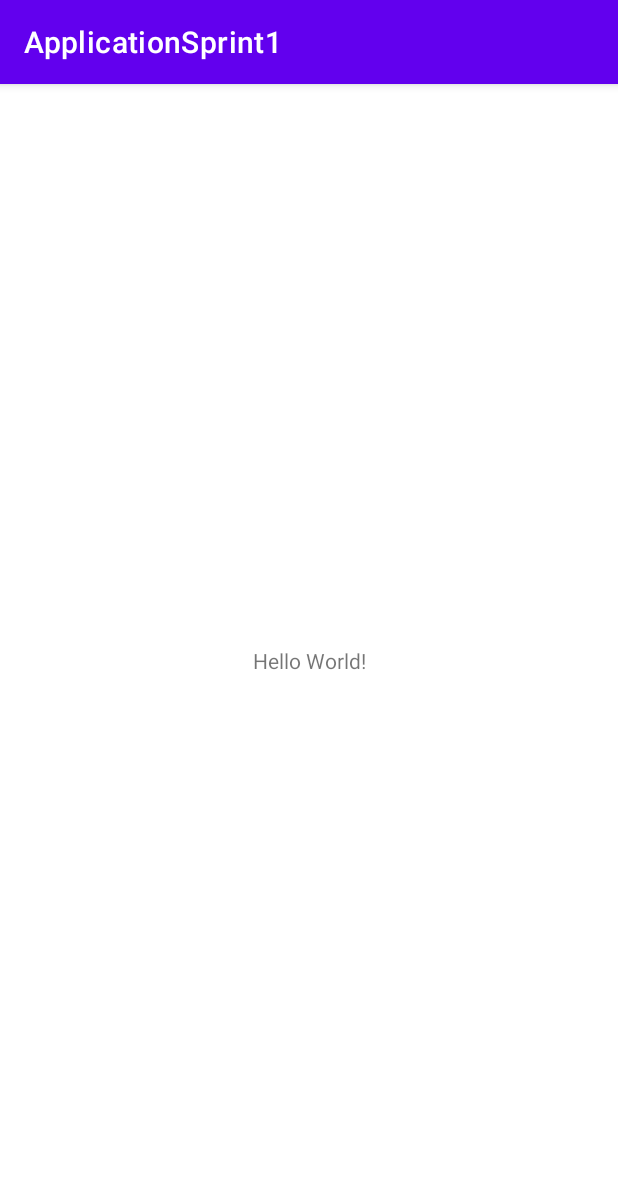
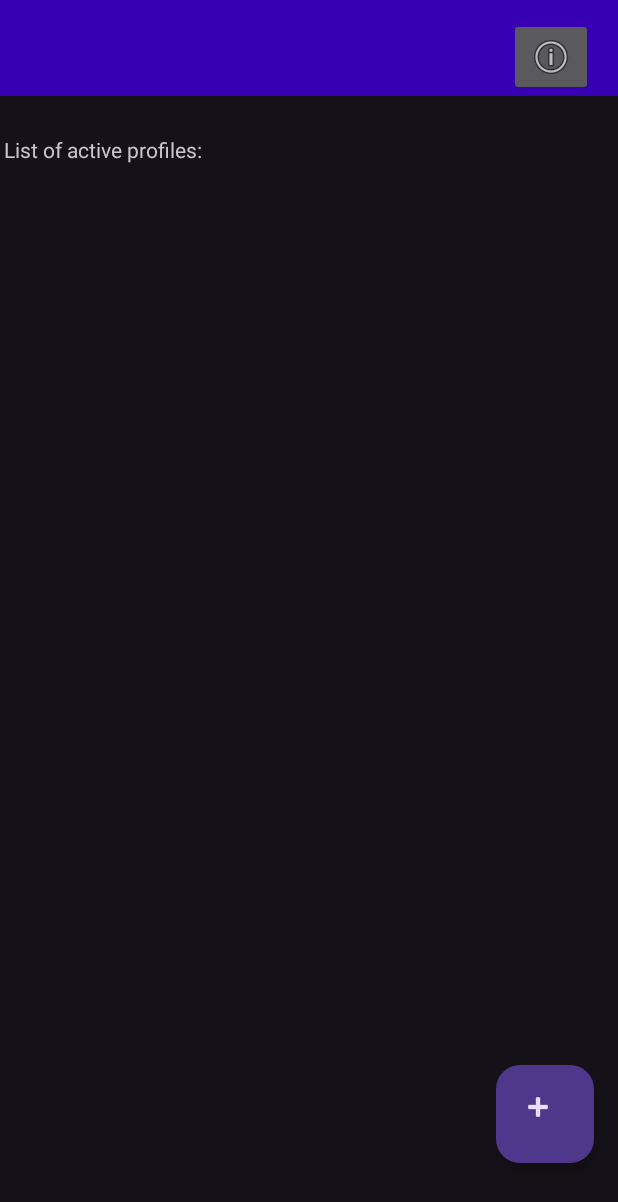
Before and after one commit to SFarhatComp/AlcoholSensor, an Android app: the screen it shows after launch (MainActivity), on a phone screen of 412 x 824 dp. Shown: the top 1202 px of the screen. Run offline under Robolectric (Android 15) with nearby library versions, the phone set to English and light mode, and no system bars; our stand-ins replace Room's generated code.

Commit message:
Prelim code , with squeleton for the db created and a main activity setup

```diff
--- a/app/src/main/AndroidManifest.xml
+++ b/app/src/main/AndroidManifest.xml
@@ -10,7 +10,7 @@
         android:label="@string/app_name"
         android:roundIcon="@mipmap/ic_launcher_round"
         android:supportsRtl="true"
-        android:theme="@style/Theme.ApplicationSprint1"
+        android:theme="@style/Theme.Material3.Dark.NoActionBar"
         tools:targetApi="31">
         <activity
             android:name=".MainActivity"
--- a/app/src/main/java/com/example/applicationsprint1/MainActivity.java
+++ b/app/src/main/java/com/example/applicationsprint1/MainActivity.java
@@ -1,14 +1,80 @@
 package com.example.applicationsprint1;
 
 import androidx.appcompat.app.AppCompatActivity;
+import androidx.recyclerview.widget.RecyclerView;
 
 import android.os.Bundle;
+import android.view.View;
+import android.widget.ImageButton;
+import android.widget.TextView;
+
+import com.example.applicationsprint1.database.AppDatabase;
+import com.google.android.material.floatingactionbutton.FloatingActionButton;
 
 public class MainActivity extends AppCompatActivity {
+
+    protected ImageButton DisplayButton_;
+    protected FloatingActionButton FragmentButton_;
+    protected RecyclerView ListViewOfProfile;
+    protected TextView InformationDisplays;
+    //protected CustomRecyclerViewAdapter customRecyclerViewAdapter;
+    protected AppDatabase db;
+
+
+
 
     @Override
     protected void onCreate(Bundle savedInstanceState) {
         super.onCreate(savedInstanceState);
         setContentView(R.layout.activity_main);
+        SetUp(); // This function call for the init of the variables
+
+
+
+
+
     }
+
+
+
+
+
+
+void SetUp(){
+        // set the variables equal to the correct items in the layout ;
+        DisplayButton_= findViewById(R.id.DisplayButton);
+        FragmentButton_=findViewById(R.id.FragmentButton);
+        ListViewOfProfile=findViewById(R.id.ListViewer);
+        InformationDisplays=findViewById(R.id.InformationDisplayer);
+        db = AppDatabase.CreateDatabase(getApplicationContext());
+};
+
+void OnClicks(){
+
+    FragmentButton_.setOnClickListener(new View.OnClickListener() {
+        @Override
+        public void onClick(View view) {
+
+
+            // This button should call a fragment that would allow a user to create a "profile:
+        }
+    });
+
+
+    DisplayButton_.setOnClickListener(new View.OnClickListener() {
+        @Override
+        public void onClick(View view) {
+
+            // The display button will allow the user to change between two different views, either the display with last name, or the display with priorities in case of emergency
+        }
+    });
+
+
+
+
 }
+
+
+
+
+}
--- a/app/src/main/java/com/example/applicationsprint1/database/AppDatabase.java
+++ b/app/src/main/java/com/example/applicationsprint1/database/AppDatabase.java
@@ -1,4 +1,51 @@
 package com.example.applicationsprint1.database;
 
-public class AppDatabase {
+import android.content.Context;
+
+import androidx.room.Database;
+import androidx.room.Room;
+import androidx.room.RoomDatabase;
+
+import com.example.applicationsprint1.database.dao.ContactsDao;
+import com.example.applicationsprint1.database.dao.DataDao;
+import com.example.applicationsprint1.database.dao.ProfileDao;
+import com.example.applicationsprint1.database.entities.contacts;
+import com.example.applicationsprint1.database.entities.data_entries;
+import com.example.applicationsprint1.database.entities.profile;
+
+@Database(entities={profile.class, contacts.class, data_entries.class},version = 1)
+
+public abstract class AppDatabase extends RoomDatabase {
+
+    private static volatile AppDatabase DataBaseInstance;
+    private static final String DatabaseName="Database_project_alcohol_sensor";
+
+    // the constructor is protected to stop people from using it
+    protected AppDatabase(){};
+
+
+    // Database creator
+    private static AppDatabase Create(Context context){
+        return Room.databaseBuilder(context,AppDatabase.class,DatabaseName).allowMainThreadQueries().build();
+
+    }
+
+    public static synchronized AppDatabase CreateDatabase(Context context){
+
+        if (DataBaseInstance==null){
+
+            DataBaseInstance=Create(context);
+        }
+
+        return DataBaseInstance;
+
+
+
+    }
+
+    public abstract ProfileDao profileDao();
+    public abstract DataDao dataDao();
+    public abstract ContactsDao contactsDao();
+
+
 }
--- a/app/src/main/java/com/example/applicationsprint1/database/dao/ContactsDao.java
+++ b/app/src/main/java/com/example/applicationsprint1/database/dao/ContactsDao.java
@@ -3,6 +3,7 @@ package com.example.applicationsprint1.database.dao;
 
 import androidx.room.Dao;
 import androidx.room.Delete;
+import androidx.room.Insert;
 import androidx.room.Query;
 
 import com.example.applicationsprint1.database.entities.contacts;
@@ -12,20 +13,33 @@ import java.util.List;
 
 @Dao
 public interface ContactsDao {
-    // This returns a list of all profile
+    // This returns a list of all contacts
     @Query("SELECT * from contact_table")
-    List<profile> getAll();
-    // This query returns a list of all profiles but sorted with the LAST NAME in Ascending order
+    List<contacts> getAll();
+
+
+    // This query returns a list of all contacts but sorted with the LAST NAME in Ascending order
     @Query("SELECT * FROM contact_table ORDER BY contact_lastname,contact_firstname ASC")
-    List<profile> getAllByLastName();
+    List<contacts> getAllByLastName();
+
+
     // This query returns a list of all contacts but sorted with the priority first then last name and first name
     @Query("SELECT * FROM contact_table ORDER BY priority_of_contact,contact_lastname,contact_firstname ASC")
-    List<profile> getAllByPriority();
-    // This returns a profile by its profile ID, will be useful to set and fetch values for a specific ID
-    @Query("SELECT * FROM profile_table WHERE profileID=:profileID ")
-    profile FindById(int profileID);
+    List<contacts> getAllByPriority();
 
+
+    // This returns a contact by its contact ID, will be useful to set and fetch values for a specific ID
+    @Query("SELECT * FROM contact_table WHERE Profile_ID=:profileID ")
+    contacts FindById(int profileID);
+
+
+
+    @Insert
+    void InsertContact(contacts... Contact);
     // Delete a contact from the database if needed
+
+
+
     @Delete
     void delete(contacts Contact);
 
--- /dev/null
+++ b/app/src/main/java/com/example/applicationsprint1/database/dao/DataDao.java
@@ -0,0 +1,48 @@
+package com.example.applicationsprint1.database.dao;
+
+
+import androidx.room.Dao;
+import androidx.room.Delete;
+import androidx.room.Insert;
+import androidx.room.Query;
+
+import com.example.applicationsprint1.database.entities.data_entries;
+
+import java.util.List;
+
+@Dao
+public interface DataDao {
+
+    // This returns a list of all datas object
+    @Query("SELECT * from data_entries_table")
+    List<data_entries> getAll();
+
+
+    // THE NEXT TWO QUERYS HAVE TO BE REVIEWED< NOTE SURE ABOUT THE QUERY ANND WHAT IT SHOUDL RETURN
+
+
+
+    // This query returns a list of data for a given profile ID. Multiple access to the data entry table that are all related  to the same profile ID.
+    @Query("SELECT * FROM data_entries_table WHERE userId=:profileId" )
+    List<data_entries> GetDataByProfileID(int profileId);
+
+
+    // This returns a specifc data OBJECT  by its data ID, will be useful to set and fetch values for a specific ID
+    @Query("SELECT * FROM data_entries_table WHERE userId=:profileID ")
+    data_entries FindById(int profileID);
+
+
+
+    // This query should return a list of data entries by a specific user ID ordered by CREATION DATE. This query has to be tested.
+    @Query("SELECT * FROM data_entries_table WHERE userId=:profileId ORDER BY Date ASC"  )
+    List<data_entries> GetDataByProfileIDAscendingDate(int profileId);
+
+
+    @Insert
+    void insertData(data_entries ... Data_);
+
+
+    // we don't want to delete data, as it could be a way for the user to trick the system .
+
+
+}
--- a/app/src/main/java/com/example/applicationsprint1/database/dao/ProfileDao.java
+++ b/app/src/main/java/com/example/applicationsprint1/database/dao/ProfileDao.java
@@ -2,6 +2,7 @@ package com.example.applicationsprint1.database.dao;
 
 import androidx.room.Dao;
 import androidx.room.Delete;
+import androidx.room.Insert;
 import androidx.room.Query;
 
 import com.example.applicationsprint1.database.entities.profile;
@@ -13,12 +14,25 @@ public interface ProfileDao {
     // This returns a list of all profile
     @Query("SELECT * from profile_table")
     List<profile> getAll();
+
+
     // This query returns a list of all profiles but sorted with the LAST NAME in Ascending order
     @Query("SELECT * FROM profile_table ORDER BY profile_LastName,profile_firstname ASC")
     List<profile> getAllByLastName();
+
+
     // This returns a profile by its profile ID, will be useful to set and fetch values for a specific ID
     @Query("SELECT * FROM profile_table WHERE profileID=:profileID ")
     profile FindById(int profileID);
+
+
+
+
+    @Insert
+    void insertProfile(profile... Profiles);
+
+
+
     //Deletes a contact from the database if needed
     @Delete
     void delete(profile Profile);
--- a/app/src/main/java/com/example/applicationsprint1/database/entities/contacts.java
+++ b/app/src/main/java/com/example/applicationsprint1/database/entities/contacts.java
@@ -13,6 +13,8 @@ public class contacts {
     public String contactFirstName;
     @ColumnInfo(name="contact_lastname")
     public String contactLastName;
+    @ColumnInfo(name = "Profile_ID")
+    public int profileID;
     @ColumnInfo(name="contact_phoneNumber")
     public int contactPhoneNumber;
     @ColumnInfo(name="contact_alternatePhoneNumber")
@@ -21,8 +23,9 @@ public class contacts {
     public int priority;
 
 
-    public contacts(int contactID, String contactFirstName, String contactLastName, int contactPhoneNumber, int alternatePhoneNumber, int priority) {
+    public contacts(int contactID,int profileID, String contactFirstName, String contactLastName, int contactPhoneNumber, int alternatePhoneNumber, int priority) {
         this.contactID = contactID;
+        this.profileID=profileID;
         this.contactFirstName = contactFirstName;
         this.contactLastName = contactLastName;
         this.contactPhoneNumber = contactPhoneNumber;
--- a/app/src/main/java/com/example/applicationsprint1/database/entities/data_entries.java
+++ b/app/src/main/java/com/example/applicationsprint1/database/entities/data_entries.java
@@ -24,9 +24,13 @@ public class data_entries {
     public String dateOfData;
 
 
-
-
-
-
-
+    public data_entries(int dataID, int data, int userId, String userLastName, String userFirstName, String canHeDrive, String dateOfData) {
+        this.dataID = dataID;
+        this.data = data;
+        this.userId = userId;
+        this.userLastName = userLastName;
+        this.userFirstName = userFirstName;
+        this.canHeDrive = canHeDrive;
+        this.dateOfData = dateOfData;
+    }
 }
--- a/app/src/main/res/layout/activity_main.xml
+++ b/app/src/main/res/layout/activity_main.xml
@@ -6,13 +6,74 @@
     android:layout_height="match_parent"
     tools:context=".MainActivity">
 
+    <androidx.appcompat.widget.Toolbar
+        android:id="@+id/toolbar"
+        android:layout_width="0dp"
+        android:layout_height="wrap_content"
+        android:layout_marginBottom="675dp"
+        android:background="@color/purple_700"
+        android:minHeight="?attr/actionBarSize"
+        android:theme="?attr/actionBarTheme"
+        app:layout_constraintBottom_toBottomOf="parent"
+        app:layout_constraintEnd_toEndOf="parent"
+        app:layout_constraintHorizontal_bias="1.0"
+        app:layout_constraintStart_toStartOf="parent"
+        app:layout_constraintTop_toTopOf="parent"
+        app:layout_constraintVertical_bias="0.0" />
+
     <TextView
-        android:layout_width="wrap_content"
-        android:layout_height="wrap_content"
-        android:text="Hello World!"
+        android:id="@+id/InformationDisplayer"
+        android:layout_width="152dp"
+        android:layout_height="47dp"
+        android:layout_marginTop="26dp"
+        android:layout_marginEnd="254dp"
+        android:layout_marginBottom="608dp"
+        android:text="List of active profiles:"
+        app:layout_constraintBottom_toBottomOf="parent"
+        app:layout_constraintEnd_toEndOf="parent"
+        app:layout_constraintHorizontal_bias="0.4"
+        app:layout_constraintStart_toStartOf="parent"
+        app:layout_constraintTop_toBottomOf="@+id/toolbar"
+        app:layout_constraintVertical_bias="0.0" />
+
+    <androidx.recyclerview.widget.RecyclerView
+        android:id="@+id/ListViewer"
+        android:layout_width="409dp"
+        android:layout_height="607dp"
+        android:layout_marginStart="2dp"
+        android:layout_marginBottom="1dp"
         app:layout_constraintBottom_toBottomOf="parent"
         app:layout_constraintEnd_toEndOf="parent"
         app:layout_constraintStart_toStartOf="parent"
-        app:layout_constraintTop_toTopOf="parent" />
+        app:layout_constraintTop_toBottomOf="@+id/InformationDisplayer" />
 
+    <com.google.android.material.floatingactionbutton.FloatingActionButton
+        android:id="@+id/FragmentButton"
+        android:layout_width="65dp"
+        android:layout_height="65dp"
+        android:clickable="true"
+        android:tint="#C5B1B1"
+        app:layout_constraintBottom_toBottomOf="parent"
+        app:layout_constraintEnd_toEndOf="parent"
+        app:layout_constraintHorizontal_bias="0.953"
+        app:layout_constraintStart_toStartOf="parent"
+        app:layout_constraintTop_toTopOf="parent"
+        app:layout_constraintVertical_bias="0.936"
+        app:rippleColor="#3F51B5"
+        app:srcCompat="@android:drawable/ic_input_add"
+        tools:ignore="SpeakableTextPresentCheck"
+        android:focusable="true" />
+
+    <ImageButton
+        android:id="@+id/DisplayButton"
+        android:layout_width="wrap_content"
+        android:layout_height="wrap_content"
+        app:layout_constraintBottom_toBottomOf="@+id/toolbar"
+        app:layout_constraintEnd_toEndOf="@+id/toolbar"
+        app:layout_constraintHorizontal_bias="0.954"
+        app:layout_constraintStart_toStartOf="parent"
+        app:layout_constraintTop_toTopOf="@+id/toolbar"
+        app:layout_constraintVertical_bias="1.0"
+        app:srcCompat="@android:drawable/ic_menu_info_details"
+        tools:ignore="SpeakableTextPresentCheck" />
 </androidx.constraintlayout.widget.ConstraintLayout>
```
Also changed, not shown: 1 other file.
